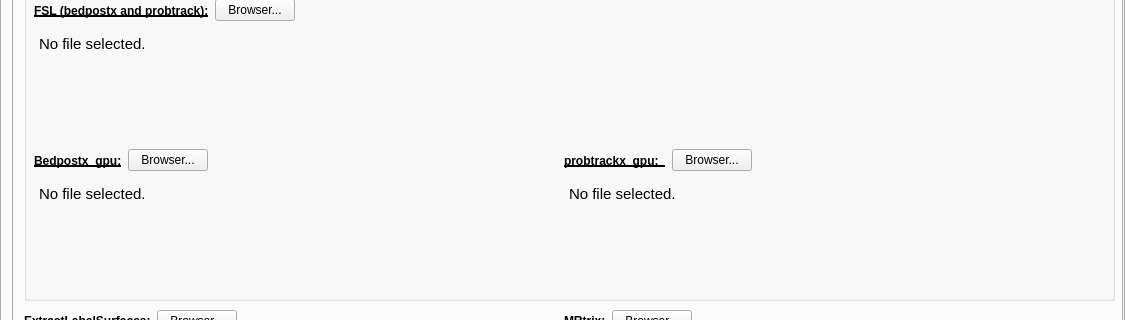
First picture: the form in interface_tab.ui, repository HZBCPP/CONTINUITY-lite, before the edit; both pictures show x 0 to 1125 and y 102 to 422 of the 1125 by 631 pixel window.
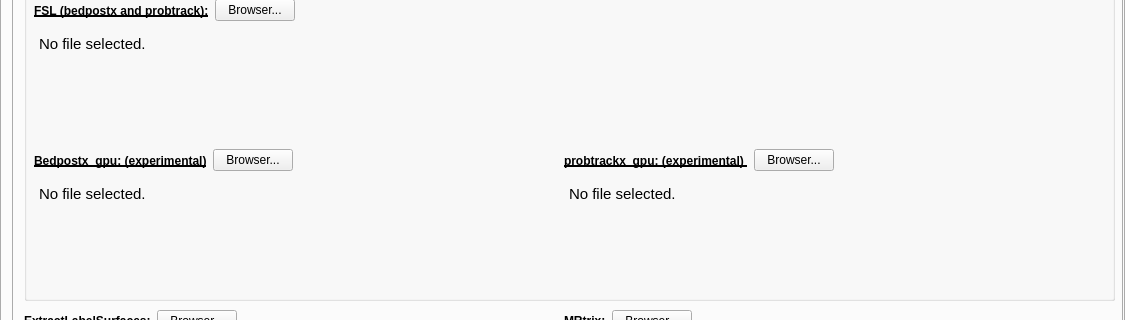
Second picture: the form after the edit. The open tabs and pages were chosen to show the change.

Commit message: STYLE: interface comments

Patch:
```diff
--- a/interface_tab.ui
+++ b/interface_tab.ui
@@ -6572,7 +6572,7 @@
         <rect>
          <x>10</x>
          <y>177</y>
-         <width>305</width>
+         <width>461</width>
          <height>27</height>
         </rect>
        </property>
@@ -6587,7 +6587,7 @@
            </font>
           </property>
           <property name="text">
-           <string>Bedpostx_gpu:</string>
+           <string>Bedpostx_gpu: (experimental)</string>
           </property>
          </widget>
         </item>
@@ -6674,7 +6674,7 @@
         <rect>
          <x>540</x>
          <y>177</y>
-         <width>219</width>
+         <width>431</width>
          <height>27</height>
         </rect>
        </property>
@@ -6689,7 +6689,7 @@
            </font>
           </property>
           <property name="text">
-           <string>probtrackx_gpu:  </string>
+           <string>probtrackx_gpu: (experimental) </string>
           </property>
          </widget>
         </item>
```
Left out of the diff: 6 changed lines with no effect on the pictures.
